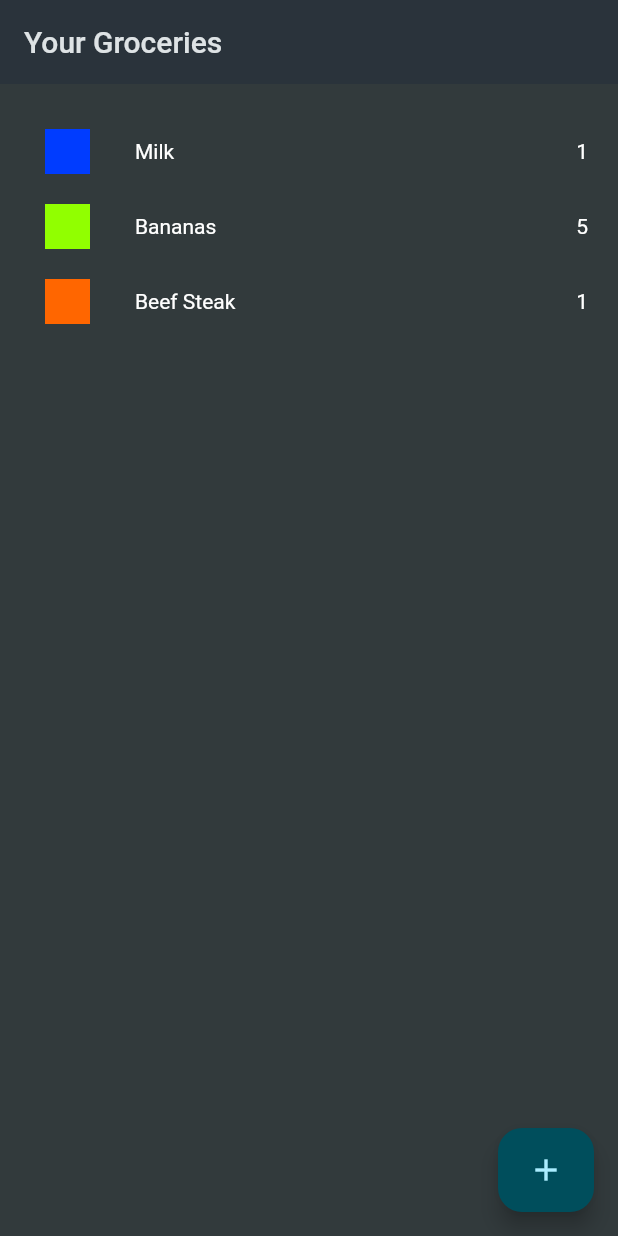
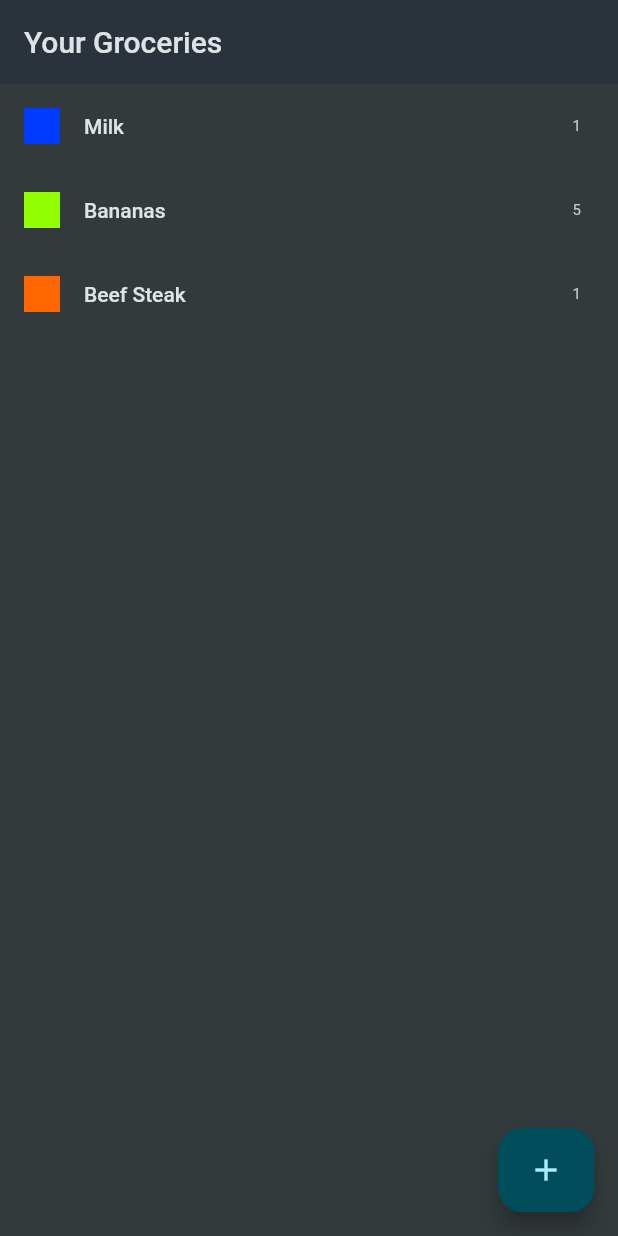
Before and after one commit to 1amSumit/groffers-flutter, a Flutter app: the screen it shows after launch, on a phone screen of 412 x 824 dp. Run offline on Flutter 3.47's test engine with Material 2 defaults, Android fonts, the phone set to English and light mode, and no system bars; our stand-ins replace flutter_riverpod.

Commit message:
slidingto remove the feature is implemted

```diff
--- a/lib/provider/grocery_data_provider.dart
+++ b/lib/provider/grocery_data_provider.dart
@@ -9,6 +9,10 @@ class GroceryDataNotifier extends StateNotifier<List<GroceryItem>> {
   void addItemToCart(GroceryItem item) {
     state = [...state, item];
   }
+
+  void removeItemFromCart(GroceryItem item) {
+    state = state.where((g) => g.id != item.id).toList();
+  }
 }
 
 final groceryItemsProvider =
--- a/lib/screens/add_item.dart
+++ b/lib/screens/add_item.dart
@@ -31,6 +31,7 @@ class _AddItemScreenState extends ConsumerState<AddItemScreen> {
               category: enteredCategory!,
             ),
           );
+      Navigator.pop(context);
     }
   }
 
--- a/lib/screens/cart.dart
+++ b/lib/screens/cart.dart
@@ -1,6 +1,5 @@
 import 'package:flutter/material.dart';
 import 'package:shopify/screens/add_item.dart';
-import 'package:shopify/widget/grocery_item.dart';
 import "package:shopify/provider/grocery_data_provider.dart";
 import "package:flutter_riverpod/flutter_riverpod.dart";
 
@@ -10,21 +9,41 @@ class CartScreen extends ConsumerWidget {
   @override
   Widget build(BuildContext context, WidgetRef ref) {
     final groferItems = ref.watch(groceryItemsProvider);
+
+    Widget content = const Center(
+      child: Text("No items in the cart."),
+    );
+
+    if (groferItems.isNotEmpty) {
+      content = ListView.builder(
+        itemCount: groferItems.length,
+        itemBuilder: (ctx, index) {
+          //for sliding the element to remove the content
+          return Dismissible(
+            onDismissed: (direction) {
+              ref
+                  .read(groceryItemsProvider.notifier)
+                  .removeItemFromCart(groferItems[index]);
+            },
+            key: ValueKey(groferItems[index]),
+            child: ListTile(
+              title: Text(groferItems[index].name),
+              leading: Container(
+                width: 24,
+                height: 24,
+                color: groferItems[index].category.color,
+              ),
+              trailing: Text(groferItems[index].quantity.toString()),
+            ),
+          );
+        },
+      );
+    }
     return Scaffold(
       appBar: AppBar(
         title: const Text("Your Groceries"),
       ),
-      body: ListView.builder(
-        itemCount: groferItems.length,
-        padding: const EdgeInsets.all(20.0),
-        itemBuilder: (ctx, index) {
-          return GroceryItemWidget(
-            name: groferItems[index].name,
-            quantity: groferItems[index].quantity,
-            color: groferItems[index].category.color,
-          );
-        },
-      ),
+      body: content,
       floatingActionButton: FloatingActionButton.extended(
         onPressed: () {
           Navigator.push(
--- a/lib/widget/grocery_item.dart
+++ /dev/null
@@ -1,38 +0,0 @@
-import 'package:flutter/material.dart';
-
-class GroceryItemWidget extends StatelessWidget {
-  const GroceryItemWidget({
-    super.key,
-    required this.name,
-    required this.quantity,
-    required this.color,
-  });
-
-  final Color color;
-  final String name;
-  final int quantity;
-
-  @override
-  Widget build(BuildContext context) {
-    return Row(
-      mainAxisAlignment: MainAxisAlignment.spaceBetween,
-      children: [
-        Row(
-          children: [
-            Container(
-              width: 30,
-              height: 30,
-              color: color,
-              margin: const EdgeInsets.all(10.0),
-            ),
-            const SizedBox(
-              width: 20.0,
-            ),
-            Text(name),
-          ],
-        ),
-        Text(quantity.toString())
-      ],
-    );
-  }
-}
```
